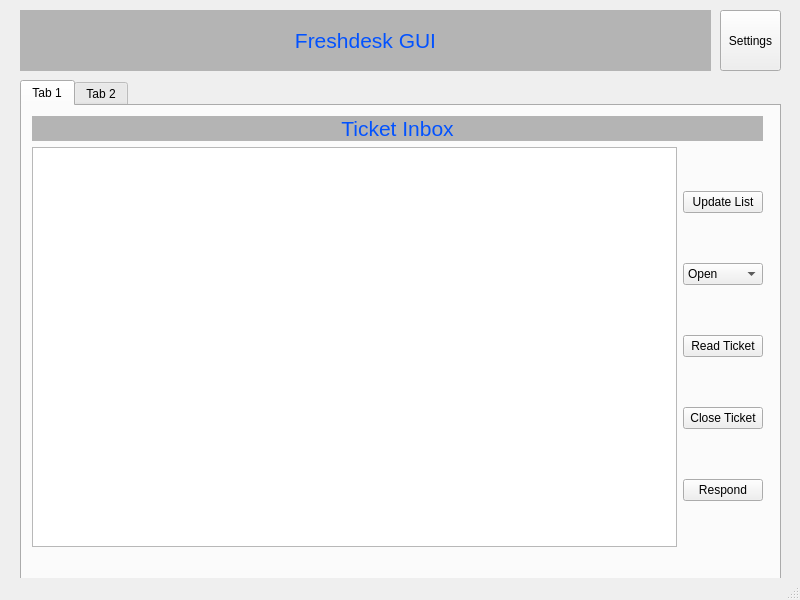
Arobi485/FreshDesk-CLI, file mainwindow.ui: the form before one commit.
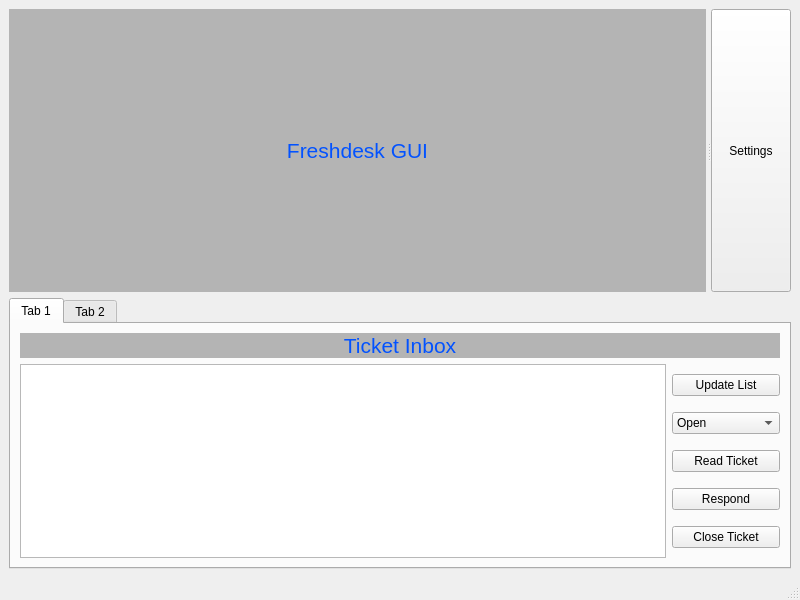
The form after the commit.

Commit message: Adding reply logic for the GUI, UI tidy ups and button functions

```diff
--- a/mainwindow.ui
+++ b/mainwindow.ui
@@ -14,27 +14,39 @@
    <string>MainWindow</string>
   </property>
   <widget class="QWidget" name="centralwidget">
-   <widget class="QPushButton" name="pushButton_Settings">
-    <property name="geometry">
-     <rect>
-      <x>720</x>
-      <y>10</y>
-      <width>61</width>
-      <height>61</height>
-     </rect>
-    </property>
-    <property name="text">
-     <string>Settings</string>
-    </property>
-   </widget>
+   <layout class="QVBoxLayout" name="verticalLayout">
+    <item>
+     <widget class="QSplitter" name="splitter">
+      <property name="sizePolicy">
+       <sizepolicy hsizetype="Preferred" vsizetype="Preferred">
+        <horstretch>0</horstretch>
+        <verstretch>100</verstretch>
+       </sizepolicy>
+      </property>
+      <property name="baseSize">
+       <size>
+        <width>0</width>
+        <height>100</height>
+       </size>
+      </property>
+      <property name="frameShadow">
+       <enum>QFrame::Shadow::Sunken</enum>
+      </property>
+      <property name="lineWidth">
+       <number>1</number>
+      </property>
+      <property name="orientation">
+       <enum>Qt::Orientation::Horizontal</enum>
+      </property>
+      <property name="handleWidth">
+       <number>5</number>
+      </property>
    <widget class="QLabel" name="label_MainTitle">
-    <property name="geometry">
-     <rect>
-      <x>20</x>
-      <y>10</y>
-      <width>691</width>
-      <height>61</height>
-     </rect>
+       <property name="sizePolicy">
+        <sizepolicy hsizetype="Preferred" vsizetype="Preferred">
+         <horstretch>10</horstretch>
+         <verstretch>10</verstretch>
+        </sizepolicy>
     </property>
     <property name="palette">
      <palette>
@@ -519,15 +531,21 @@
 &lt;p align=&quot;center&quot; style=&quot; margin-top:0px; margin-bottom:0px; margin-left:0px; margin-right:0px; -qt-block-indent:0; text-indent:0px;&quot;&gt;&lt;span style=&quot; font-size:16pt; color:#0252ff;&quot;&gt;Freshdesk GUI&lt;/span&gt;&lt;/p&gt;&lt;/body&gt;&lt;/html&gt;</string>
     </property>
    </widget>
+      <widget class="QPushButton" name="pushButton_Settings">
+       <property name="sizePolicy">
+        <sizepolicy hsizetype="Minimum" vsizetype="Maximum">
+         <horstretch>0</horstretch>
+         <verstretch>0</verstretch>
+        </sizepolicy>
+       </property>
+       <property name="text">
+        <string>Settings</string>
+       </property>
+      </widget>
+     </widget>
+    </item>
+    <item>
    <widget class="QTabWidget" name="tabWidget">
-    <property name="geometry">
-     <rect>
-      <x>20</x>
-      <y>80</y>
-      <width>761</width>
-      <height>501</height>
-     </rect>
-    </property>
     <property name="currentIndex">
      <number>0</number>
     </property>
@@ -535,18 +553,15 @@
      <attribute name="title">
       <string>Tab 1</string>
      </attribute>
-     <widget class="QWidget" name="layoutWidget">
-      <property name="geometry">
-       <rect>
-        <x>10</x>
-        <y>10</y>
-        <width>731</width>
-        <height>431</height>
-       </rect>
-      </property>
-      <layout class="QVBoxLayout" name="verticalLayout_Tickets">
+       <layout class="QVBoxLayout" name="verticalLayout_3" stretch="0,60">
        <item>
         <widget class="QLabel" name="label_TicketInbox">
+          <property name="sizePolicy">
+           <sizepolicy hsizetype="Preferred" vsizetype="Preferred">
+            <horstretch>0</horstretch>
+            <verstretch>5</verstretch>
+           </sizepolicy>
+          </property>
          <property name="palette">
           <palette>
            <active>
@@ -1032,22 +1047,37 @@
         </widget>
        </item>
        <item>
-        <layout class="QHBoxLayout" name="horizontalLayout">
+         <layout class="QHBoxLayout" name="horizontalLayout" stretch="6,1">
          <item>
           <widget class="QListView" name="listView_TicketList">
            <property name="enabled">
             <bool>true</bool>
            </property>
+            <property name="sizePolicy">
+             <sizepolicy hsizetype="Expanding" vsizetype="Expanding">
+              <horstretch>0</horstretch>
+              <verstretch>3</verstretch>
+             </sizepolicy>
+            </property>
+            <property name="baseSize">
+             <size>
+              <width>0</width>
+              <height>60</height>
+             </size>
+            </property>
            <property name="editTriggers">
             <set>QAbstractItemView::EditTrigger::NoEditTriggers</set>
            </property>
+            <property name="resizeMode">
+             <enum>QListView::ResizeMode::Adjust</enum>
+            </property>
+            <property name="wordWrap">
+             <bool>true</bool>
+            </property>
           </widget>
          </item>
          <item>
-          <layout class="QVBoxLayout" name="verticalLayout_Tickets_2">
-           <property name="spacing">
-            <number>6</number>
-           </property>
+           <layout class="QVBoxLayout" name="verticalLayout_2">
            <item>
             <widget class="QPushButton" name="pushButton_UpdateTickets">
              <property name="text">
@@ -1076,13 +1106,6 @@
              </property>
             </widget>
            </item>
-           <item>
-            <widget class="QPushButton" name="pushButton_CloseTicket">
-             <property name="text">
-              <string>Close Ticket</string>
-             </property>
-            </widget>
-           </item>
            <item>
             <widget class="QPushButton" name="pushButton_RespondTicket">
              <property name="text">
@@ -1090,12 +1113,18 @@
              </property>
             </widget>
            </item>
-          </layout>
-         </item>
-        </layout>
-       </item>
-      </layout>
-     </widget>
+            <item>
+             <widget class="QPushButton" name="pushButton_CloseTicket">
+              <property name="text">
+               <string>Close Ticket</string>
+              </property>
+             </widget>
+            </item>
+           </layout>
+          </item>
+         </layout>
+        </item>
+       </layout>
     </widget>
     <widget class="QWidget" name="Emails">
      <attribute name="title">
@@ -1604,16 +1633,8 @@
      </widget>
     </widget>
    </widget>
-  </widget>
-  <widget class="QMenuBar" name="menubar">
-   <property name="geometry">
-    <rect>
-     <x>0</x>
-     <y>0</y>
-     <width>800</width>
-     <height>22</height>
-    </rect>
-   </property>
+    </item>
+   </layout>
   </widget>
   <widget class="QStatusBar" name="statusbar"/>
  </widget>
```
Lines whose indentation alone changed are shown as unchanged. The commit also changes 3 other files.
